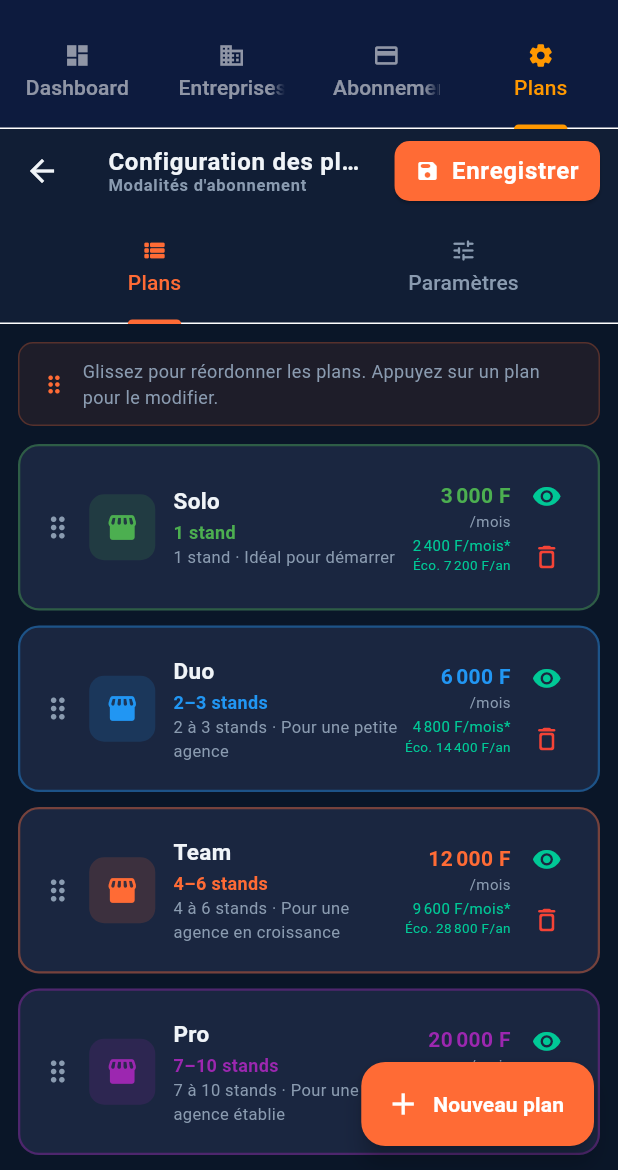
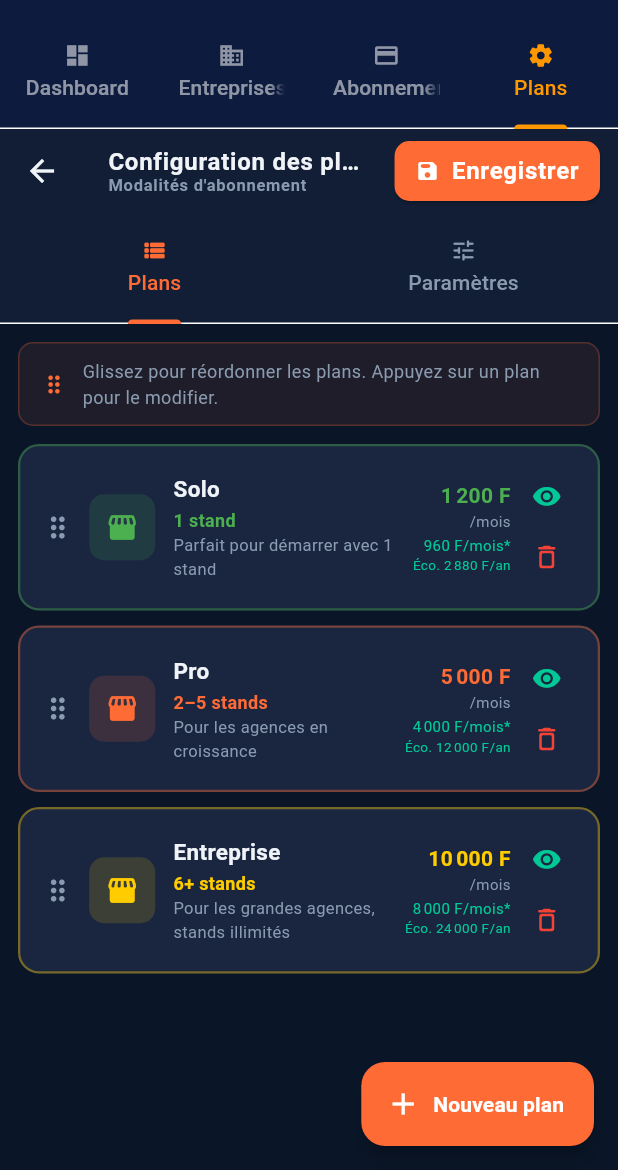
Before and after one commit to Augustin0527/SikaFlow, a Flutter app: the AdminDashboard screen opened directly, tab 4 chosen, on a phone screen of 412 x 824 dp, the part 66-1236 px from its top. Run offline on Flutter 3.47's test engine with Material 3 defaults, Android fonts, the phone set to English and light mode, and no system bars; our stand-ins replace cloud_firestore, firebase_auth, firebase_core; accounts and stored records are empty; network calls fail.

Commit message:
fix: connexion admin fiable (_ensureFirebase 15s), plans Solo 1200f / Pro 5000f / Entreprise 10000f

```diff
--- a/lib/models/plan_config_model.dart
+++ b/lib/models/plan_config_model.dart
@@ -155,11 +155,24 @@ class ConfigAbonnementGlobal {
 
 // ── Plans par défaut (utilisés si Firestore est vide) ──────────────────────
 const List<Map<String, dynamic>> kPlansParDefaut = [
-  {'code':'solo',       'label':'Solo',       'min_stands':1,  'max_stands':1,  'prix_mensuel':3000,  'description':'1 stand · Idéal pour démarrer',               'couleur_hex':0xFF4CAF50,'actif':true,'ordre':1},
-  {'code':'duo',        'label':'Duo',        'min_stands':2,  'max_stands':3,  'prix_mensuel':6000,  'description':'2 à 3 stands · Pour une petite agence',       'couleur_hex':0xFF2196F3,'actif':true,'ordre':2},
-  {'code':'team',       'label':'Team',       'min_stands':4,  'max_stands':6,  'prix_mensuel':12000, 'description':'4 à 6 stands · Pour une agence en croissance', 'couleur_hex':0xFFFF6B35,'actif':true,'ordre':3},
-  {'code':'pro',        'label':'Pro',        'min_stands':7,  'max_stands':10, 'prix_mensuel':20000, 'description':'7 à 10 stands · Pour une agence établie',      'couleur_hex':0xFF9C27B0,'actif':true,'ordre':4},
-  {'code':'enterprise', 'label':'Enterprise', 'min_stands':11, 'max_stands':-1, 'prix_mensuel':30000, 'description':'11 stands et plus · Pour les grandes agences', 'couleur_hex':0xFFFFCC00,'actif':true,'ordre':5},
+  {
+    'code':'solo', 'label':'Solo', 'min_stands':1, 'max_stands':1,
+    'prix_mensuel':1200, 'description':'Parfait pour démarrer avec 1 stand',
+    'couleur_hex':0xFF4CAF50, 'actif':true, 'ordre':1, 'populaire':false,
+    'features':['1 stand','Tableau de bord complet','Gestion des opérations','Rapports journaliers','Support email'],
+  },
+  {
+    'code':'pro', 'label':'Pro', 'min_stands':2, 'max_stands':5,
+    'prix_mensuel':5000, 'description':'Pour les agences en croissance',
+    'couleur_hex':0xFFFF6B35, 'actif':true, 'ordre':2, 'populaire':true,
+    'features':['Jusqu\'à 5 stands','Tout le plan Solo','Multi-agents & contrôleurs','Alertes automatiques','Rapports avancés','Support prioritaire'],
+  },
+  {
+    'code':'enterprise', 'label':'Entreprise', 'min_stands':6, 'max_stands':-1,
+    'prix_mensuel':10000, 'description':'Pour les grandes agences, stands illimités',
+    'couleur_hex':0xFFFFCC00, 'actif':true, 'ordre':3, 'populaire':false,
+    'features':['Stands illimités','Tout le plan Pro','API & intégrations','SLA garanti 99.9%','Gestionnaire dédié','Formation incluse'],
+  },
 ];
 
 // ── Service Firestore pour la config ───────────────────────────────────────
--- a/lib/screens/landing_page.dart
+++ b/lib/screens/landing_page.dart
@@ -63,24 +63,24 @@ class _LandingPageState extends State<LandingPage>
   static List<PlanConfig> _plansStatiques() {
     return [
       const PlanConfig(
-        code: 'solo', label: 'Solo', minStands: 1, maxStands: 3,
-        prixMensuel: 3000, description: 'Idéal pour démarrer',
+        code: 'solo', label: 'Solo', minStands: 1, maxStands: 1,
+        prixMensuel: 1200, description: 'Parfait pour démarrer avec 1 stand',
         couleurHex: 0xFF4CAF50, actif: true, ordre: 1,
-        features: ['1 à 3 stands', 'Tableau de bord complet', 'Gestion des opérations', 'Rapports journaliers', 'Support email'],
+        features: ['1 stand', 'Tableau de bord complet', 'Gestion des opérations', 'Rapports journaliers', 'Support email'],
         populaire: false,
       ),
       const PlanConfig(
-        code: 'pro', label: 'Pro', minStands: 4, maxStands: 10,
-        prixMensuel: 8000, description: 'Pour les agences en croissance',
+        code: 'pro', label: 'Pro', minStands: 2, maxStands: 5,
+        prixMensuel: 5000, description: 'Pour les agences en croissance',
         couleurHex: 0xFFFF6B35, actif: true, ordre: 2,
-        features: ['4 à 10 stands', 'Tout le plan Solo', 'Multi-agents & contrôleurs', 'Alertes automatiques', 'Rapports avancés', 'Support prioritaire'],
+        features: ['Jusqu\'à 5 stands', 'Tout le plan Solo', 'Multi-agents & contrôleurs', 'Alertes automatiques', 'Rapports avancés', 'Support prioritaire'],
         populaire: true,
       ),
       const PlanConfig(
-        code: 'enterprise', label: 'Enterprise', minStands: 11, maxStands: -1,
-        prixMensuel: 15000, description: 'Pour les grandes agences',
+        code: 'enterprise', label: 'Entreprise', minStands: 6, maxStands: -1,
+        prixMensuel: 10000, description: 'Pour les grandes agences, stands illimités',
         couleurHex: 0xFFFFCC00, actif: true, ordre: 3,
-        features: ['11+ stands illimités', 'Tout le plan Pro', 'API & intégrations', 'SLA garanti 99.9%', 'Gestionnaire dédié', 'Formation incluse'],
+        features: ['Stands illimités', 'Tout le plan Pro', 'API & intégrations', 'SLA garanti 99.9%', 'Gestionnaire dédié', 'Formation incluse'],
         populaire: false,
       ),
     ];
```
Also changed, not shown: lib/providers/app_provider.dart (+89 -86 lines).
